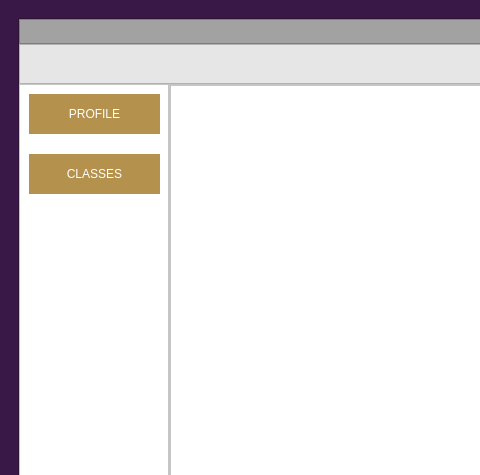
Before: the Qt Designer form final_design.ui in kparker99/University, drawn with Qt 5; both pictures show x 0 to 480 and y 0 to 475 of the 1176 by 798 pixel window.
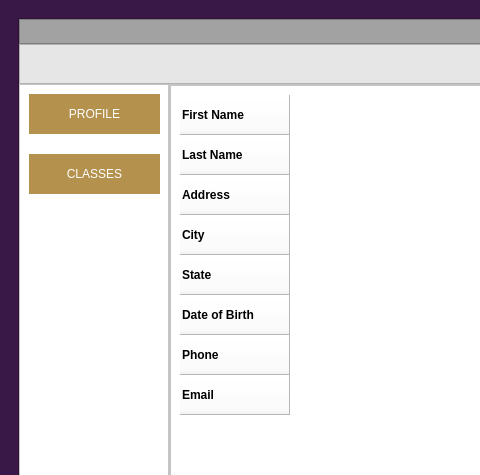
After: the same form once the commit is applied. The open tabs and pages were chosen to show the change. Icons and pictures are not drawn.

Diff of the .ui file:
```diff
--- a/final_design.ui
+++ b/final_design.ui
@@ -3056,7 +3056,7 @@
                           <bool>true</bool>
                          </attribute>
                          <attribute name="verticalHeaderVisible">
-                          <bool>false</bool>
+                          <bool>true</bool>
                          </attribute>
                          <attribute name="verticalHeaderMinimumSectionSize">
                           <number>40</number>
```
Left out of the diff: 4 changed lines with no effect on the pictures.
